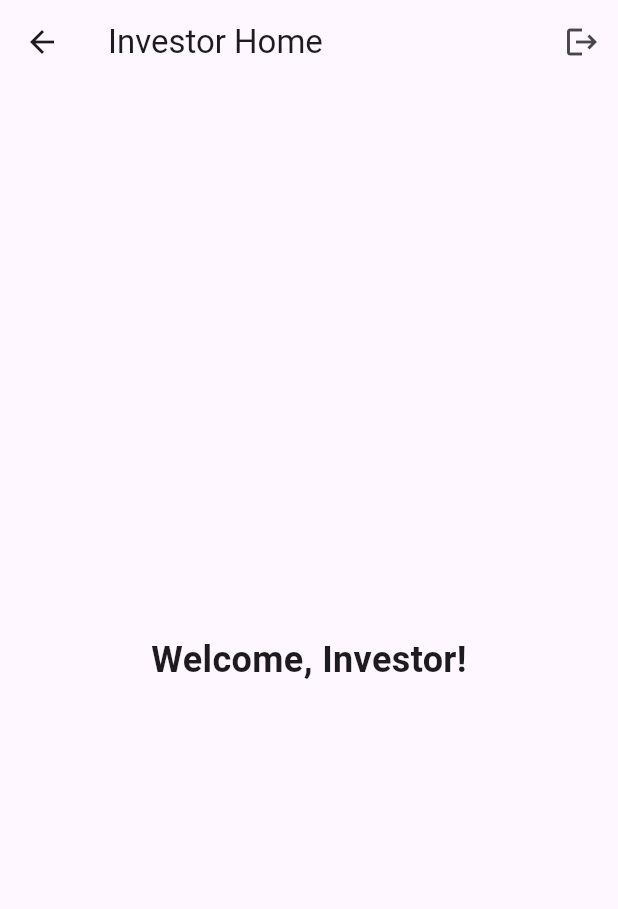
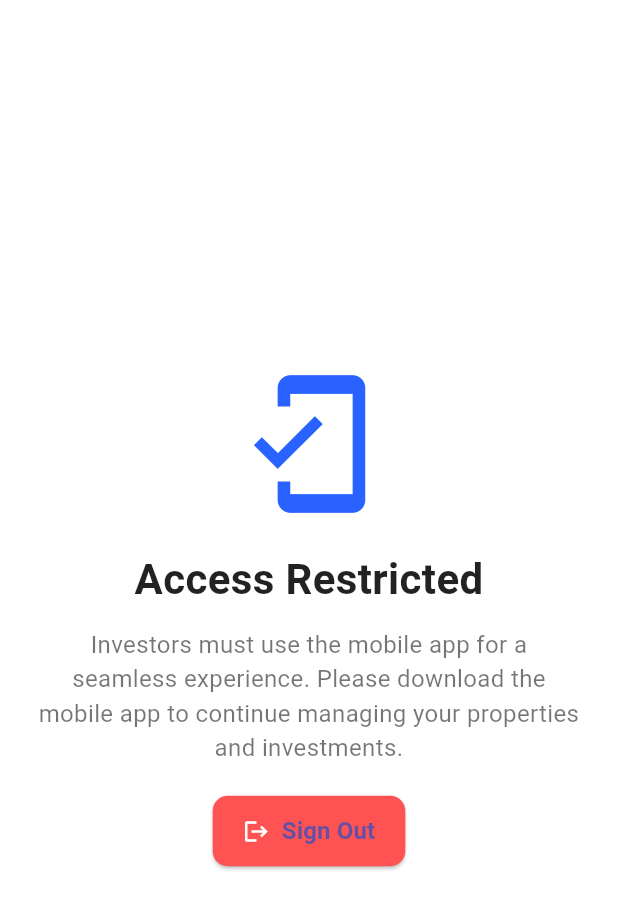
Before and after one commit to Realest-TAMU-Capstone-Spring-2025/realest, a Flutter app: the InvestorHomePage screen opened by its route, on a phone screen of 412 x 824 dp. Shown: the top 909 px of the screen. Run offline on Flutter 3.47's test engine with Material 3 defaults, Android fonts, the phone set to English and light mode, and no system bars; our stand-ins replace cloud_firestore, firebase_auth, firebase_core, google_fonts, image_picker; accounts and stored records are empty; generated files the repository leaves out were written again.

Commit message:
REAL-51: added investor home page says you must use mobile

```diff
--- a/lib/src/views/investor/investor_home.dart
+++ b/lib/src/views/investor/investor_home.dart
@@ -12,19 +12,63 @@ class InvestorHomePage extends StatelessWidget {
   @override
   Widget build(BuildContext context) {
     return Scaffold(
-      appBar: AppBar(
-        title: const Text('Investor Home'),
-        actions: [
-          IconButton(
-            icon: const Icon(Icons.logout),
-            onPressed: () => _signOut(context),
+      backgroundColor: Colors.white,
+      body: Center(
+        child: Padding(
+          padding: const EdgeInsets.all(24.0),
+          child: Column(
+            mainAxisAlignment: MainAxisAlignment.center,
+            children: [
+              // Illustration or Icon
+              Icon(
+                Icons.mobile_friendly,
+                size: 100,
+                color: Colors.blueAccent.shade700,
+              ),
+              const SizedBox(height: 20),
+
+              // Title
+              const Text(
+                "Access Restricted",
+                style: TextStyle(
+                  fontSize: 28,
+                  fontWeight: FontWeight.bold,
+                  color: Colors.black87,
+                ),
+                textAlign: TextAlign.center,
+              ),
+              const SizedBox(height: 12),
+
+              // Message
+              const Text(
+                "Investors must use the mobile app for a seamless experience. "
+                    "Please download the mobile app to continue managing your properties and investments.",
+                style: TextStyle(
+                  fontSize: 16,
+                  color: Colors.black54,
+                ),
+                textAlign: TextAlign.center,
+              ),
+              const SizedBox(height: 20),
+
+              // Button to Sign Out
+              ElevatedButton.icon(
+                onPressed: () => _signOut(context),
+                icon: const Icon(Icons.logout, color: Colors.white),
+                label: const Text(
+                  "Sign Out",
+                  style: TextStyle(fontSize: 16, fontWeight: FontWeight.bold),
+                ),
+                style: ElevatedButton.styleFrom(
+                  backgroundColor: Colors.redAccent,
+                  padding: const EdgeInsets.symmetric(vertical: 12, horizontal: 20),
+                  shape: RoundedRectangleBorder(
+                    borderRadius: BorderRadius.circular(10),
+                  ),
+                ),
+              ),
+            ],
           ),
-        ],
-      ),
-      body: const Center(
-        child: Text(
-          'Welcome, Investor!',
-          style: TextStyle(fontSize: 24, fontWeight: FontWeight.bold),
         ),
       ),
     );
```
